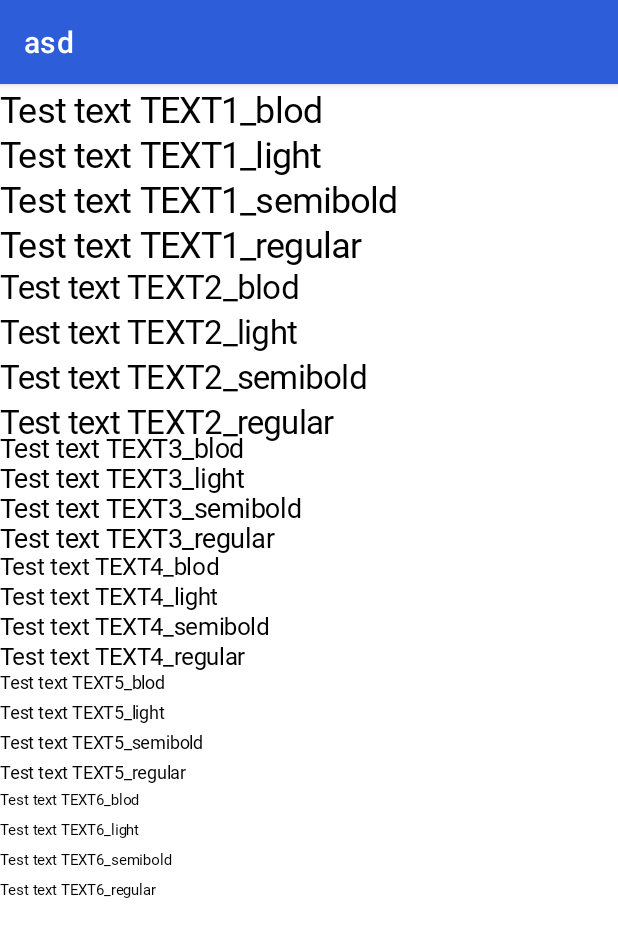
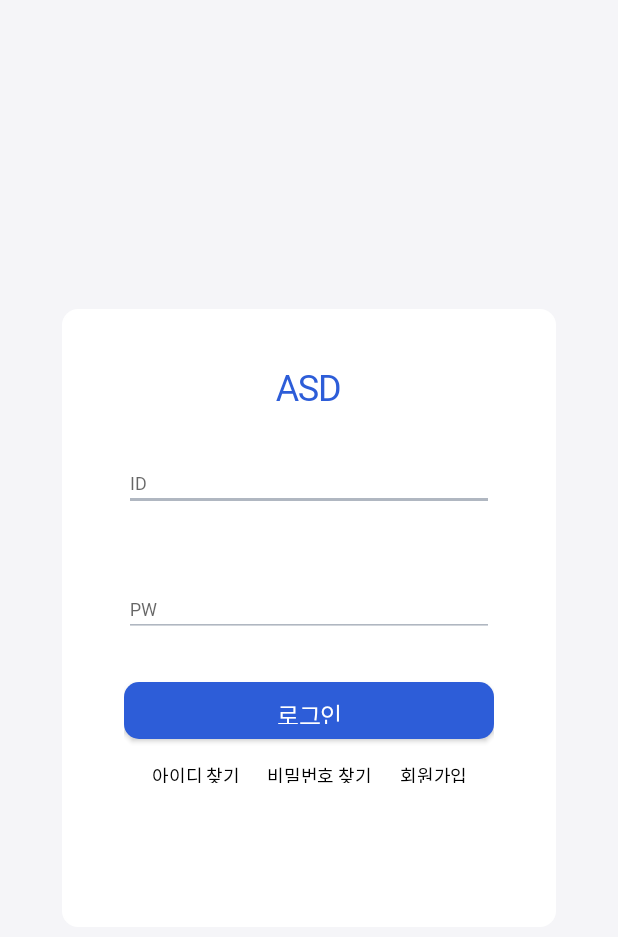
Before and after one commit to implude/asd_front, an Android app: the screen it shows after launch (MainActivity), on a phone screen of 412 x 824 dp. Shown: the top 937 px of the screen. Run offline under Robolectric (Android 15) with nearby library versions, the phone set to English and light mode, and no system bars.

Commit message:
'loginpage'

```diff
--- a/app/src/main/java/com/example/asd/MainActivity.kt
+++ b/app/src/main/java/com/example/asd/MainActivity.kt
@@ -2,10 +2,19 @@ package com.example.asd
 
 import androidx.appcompat.app.AppCompatActivity
 import android.os.Bundle
+import android.util.Log
+import android.widget.TextView
+import androidx.constraintlayout.widget.ConstraintLayout
+import androidx.constraintlayout.widget.ConstraintSet
 
 class MainActivity : AppCompatActivity() {
     override fun onCreate(savedInstanceState: Bundle?) {
         super.onCreate(savedInstanceState)
-        setContentView(R.layout.activity_main)
+        setContentView(R.layout.login)
+
+        val togo_find_id = findViewById<TextView>(R.id.find_id)
+        val togo_find_pw = findViewById<TextView>(R.id.find_pw)
+        val togo_register = findViewById<TextView>(R.id.register)
+
     }
 }
--- /dev/null
+++ b/app/src/main/res/drawable/container.xml
@@ -0,0 +1,8 @@
+<?xml version="1.0" encoding="utf-8"?>
+<shape xmlns:android="http://schemas.android.com/apk/res/android">
+    <solid android:color="@color/True_white" />
+    <stroke
+        android:width="1dp"
+        android:color="@color/True_white" />
+    <corners android:radius="10dp"/>
+</shape>
--- /dev/null
+++ b/app/src/main/res/drawable/login_button.xml
@@ -0,0 +1,5 @@
+<?xml version="1.0" encoding="utf-8"?>
+<shape xmlns:android="http://schemas.android.com/apk/res/android">
+    <solid android:color="@color/blue2" />
+    <corners android:radius="10dp"/>
+</shape>
--- a/app/src/main/res/layout/login.xml
+++ b/app/src/main/res/layout/login.xml
@@ -7,12 +7,117 @@
     <androidx.constraintlayout.widget.ConstraintLayout
         android:layout_width="0dp"
         android:layout_height="0dp"
-        android:background="@color/True_white"
+        android:background="@drawable/container"
         app:layout_constraintWidth_percent="0.8"
-        app:layout_constraintHeight_percent="0.6"
+        app:layout_constraintHeight_percent="0.5"
         app:layout_constraintTop_toTopOf="parent"
+        app:layout_constraintRight_toRightOf="parent"
+        app:layout_constraintLeft_toLeftOf="parent"
         app:layout_constraintBottom_toBottomOf="parent"
-        app:layout_constraintRight_toRightOf="parent"
-        app:layout_constraintLeft_toLeftOf="parent">
+        android:id="@+id/container">
+        <TextView
+            android:id="@+id/title"
+            android:layout_width="match_parent"
+            android:layout_height="0dp"
+            app:layout_constraintHeight_percent="0.25"
+            android:text="ASD"
+            android:textColor="@color/blue2"
+            android:gravity="center|center_vertical"
+            style="@style/Text1_bold"
+            app:layout_constraintTop_toTopOf="parent"/>
+
+        <androidx.constraintlayout.widget.ConstraintLayout
+            android:layout_width="0dp"
+            android:layout_height="0dp"
+            android:layout_marginBottom="66dp"
+            android:foregroundGravity="center_vertical|center"
+            app:layout_constraintBottom_toBottomOf="parent"
+            app:layout_constraintHeight_percent="0.6"
+            app:layout_constraintWidth_percent="0.75"
+            app:layout_constraintLeft_toLeftOf="parent"
+            app:layout_constraintRight_toRightOf="parent"
+            app:layout_constraintTop_toBottomOf="@id/title">
+            <EditText
+                android:id="@+id/id"
+                style="@style/Text5_light"
+                android:layout_width="match_parent"
+                android:layout_height="34dp"
+                android:layout_marginBottom="50dp"
+                android:backgroundTint="@color/gray2"
+                android:hint="ID"
+                app:layout_constraintBottom_toTopOf="@id/pw"
+                app:layout_constraintTop_toTopOf="parent" />
+
+            <EditText
+                android:id="@+id/pw"
+                style="@style/Text5_light"
+                android:layout_width="match_parent"
+                android:layout_height="34dp"
+                android:layout_marginBottom="30dp"
+                android:backgroundTint="@color/gray2"
+                android:hint="PW"
+                android:inputType="textPassword"
+                app:layout_constraintBottom_toTopOf="@id/login_button"
+                app:layout_constraintTop_toBottomOf="@id/id" />
+
+            <Button
+                android:id="@+id/login_button"
+                style="@style/Text4_bold"
+                android:layout_width="match_parent"
+                android:layout_height="38dp"
+                android:layout_marginBottom="15dp"
+                android:background="@drawable/login_button"
+                android:gravity="center_vertical|center"
+                android:text="로그인"
+                android:textColor="@color/True_white"
+                app:layout_constraintBottom_toTopOf="@id/find"
+                app:layout_constraintTop_toBottomOf="@id/pw" />
+
+            <androidx.constraintlayout.widget.ConstraintLayout
+                android:id="@+id/find"
+                android:layout_width="0dp"
+                android:layout_height="0dp"
+                app:layout_constraintBottom_toBottomOf="parent"
+                app:layout_constraintLeft_toLeftOf="parent"
+                app:layout_constraintRight_toRightOf="parent"
+                app:layout_constraintTop_toBottomOf="@id/login_button">
+
+                <TextView
+                    android:id="@+id/find_id"
+                    style="@style/Text5_regular"
+                    android:layout_width="wrap_content"
+                    android:layout_height="14dp"
+                    android:clickable="true"
+                    android:gravity="center|center_vertical"
+                    android:text="아이디 찾기"
+                    app:layout_constraintLeft_toLeftOf="parent"
+                    app:layout_constraintRight_toLeftOf="@id/find_pw"
+                    app:layout_constraintTop_toTopOf="parent"/>
+
+                <TextView
+                    android:id="@+id/find_pw"
+                    style="@style/Text5_regular"
+                    android:layout_width="wrap_content"
+                    android:layout_height="14dp"
+                    android:clickable="true"
+                    android:gravity="center|center_vertical"
+                    android:text="비밀번호 찾기"
+                    app:layout_constraintLeft_toRightOf="@id/find_id"
+                    app:layout_constraintRight_toLeftOf="@id/register"
+                    app:layout_constraintTop_toTopOf="parent"/>
+
+                <TextView
+                    android:id="@+id/register"
+                    style="@style/Text5_regular"
+                    android:layout_width="wrap_content"
+                    android:layout_height="14dp"
+                    android:clickable="true"
+                    android:gravity="center|center_vertical"
+                    android:text="회원가입"
+                    app:layout_constraintLeft_toRightOf="@id/find_pw"
+                    app:layout_constraintRight_toRightOf="parent"
+                    app:layout_constraintTop_toTopOf="parent"/>
+            </androidx.constraintlayout.widget.ConstraintLayout>
+        </androidx.constraintlayout.widget.ConstraintLayout>
     </androidx.constraintlayout.widget.ConstraintLayout>
 </androidx.constraintlayout.widget.ConstraintLayout>
--- a/app/src/main/res/values/themes.xml
+++ b/app/src/main/res/values/themes.xml
@@ -1,6 +1,6 @@
 <resources xmlns:tools="http://schemas.android.com/tools">
     <!-- Base application theme. -->
-    <style name="Theme.Asd" parent="Theme.MaterialComponents.DayNight.DarkActionBar">
+    <style name="Theme.Asd" parent="Theme.MaterialComponents.Light.NoActionBar">
         <!-- Primary brand color. -->
         <item name="colorPrimary">@color/blue2</item>
         <item name="colorPrimaryVariant">@color/blue1</item>
```
Also changed, not shown: app/src/main/res/layout/typography.xml (renamed from app/src/main/res/layout/activity_main.xml).
